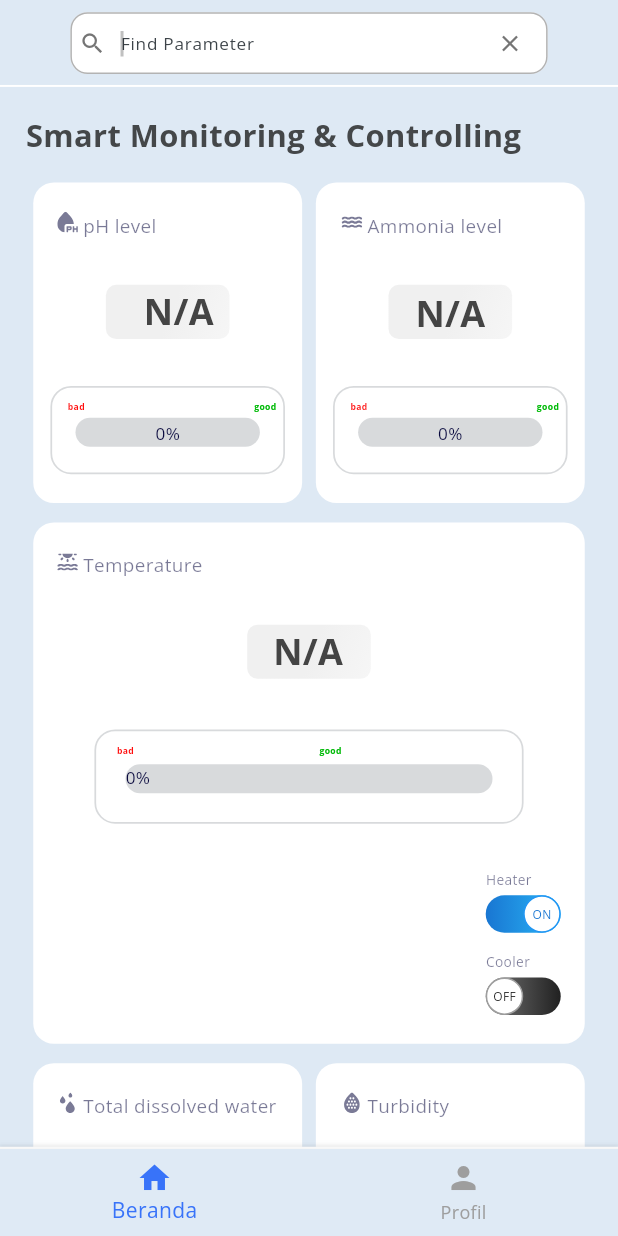
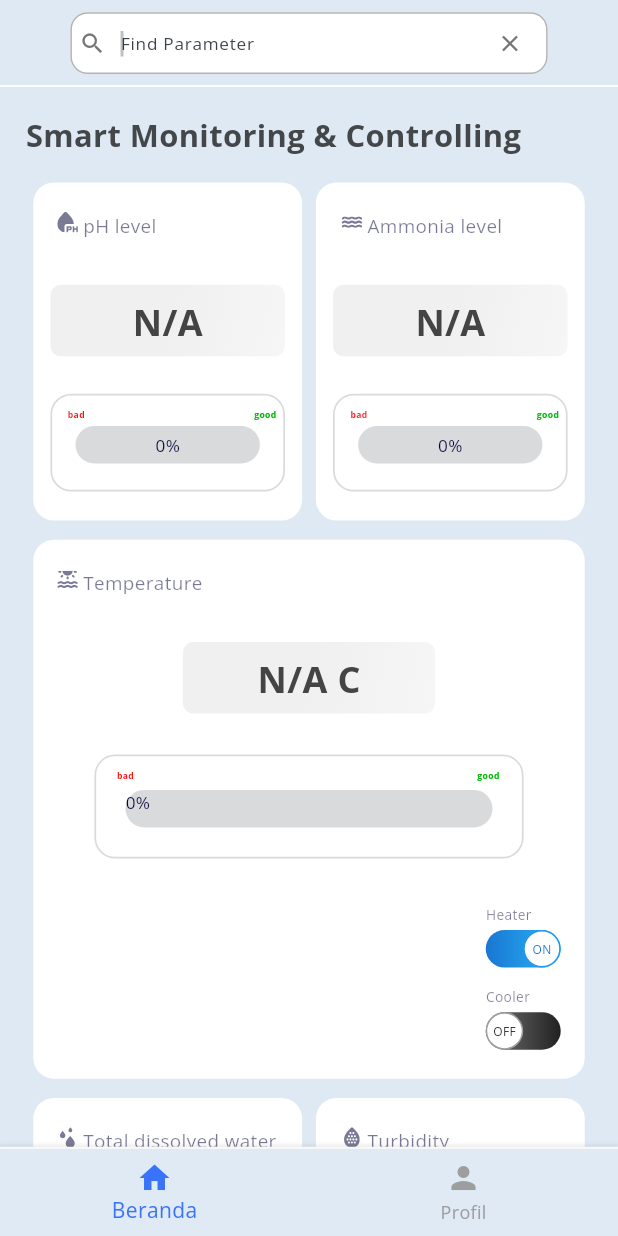
Before and after one commit to ZaeNau/TA-Capstone-Project_AquaKoi, a Flutter app: the DashboardScreen screen opened by its route, on a phone screen of 412 x 824 dp. Run offline on Flutter 3.47's test engine with Material 3 defaults, Android fonts, the phone set to English and light mode, and no system bars; drawn by our look-alikes of getwidget; our stand-ins replace cached_network_image, firebase_auth, firebase_core, firebase_database, flutter_svg, fluttertoast and 4 more; accounts and stored records are empty.

Commit message:
update interface dashboard

```diff
--- a/AquaKoi-main/lib/Presentation/dashboard_screen.dart
+++ b/AquaKoi-main/lib/Presentation/dashboard_screen.dart
@@ -296,16 +296,16 @@ Widget _buildTemperature(BuildContext context) {
           ),
           SizedBox(height: 24.v),
           SizedBox(
-            height: 28.v,
-            width: 72.h,
+            height: 37.v,
+            width: 147.h,
             child: Stack(
               alignment: Alignment.topLeft,
               children: [
                 Align(
                   alignment: Alignment.center,
                   child: Container(
-                    height: 28.v,
-                    width: 72.h,
+                    height: 37.v,
+                    width: 147.h,
                     decoration: BoxDecoration(
                       borderRadius: BorderRadius.circular(6.h),
                       gradient: LinearGradient(
@@ -320,9 +320,9 @@ Widget _buildTemperature(BuildContext context) {
                   ),
                 ),
                 Align(
-                  alignment: Alignment.topLeft,
+                  alignment: Alignment.center,
                   child: Padding(
-                    padding: EdgeInsets.only(left: 15.h),
+                    padding: EdgeInsets.only(),
                     child: Text(
                       "${sensorData['Suhu'] ?? 'N/A'} C",
                       style: theme.textTheme.titleLarge,
@@ -364,10 +364,10 @@ Widget _buildTemperature(BuildContext context) {
                           Padding(
                             padding: EdgeInsets.symmetric(horizontal: 5, vertical: 5),
                             child: Container(
-                              height: 15.v,
+                              height: 20.v,
                               child: GFProgressBar(
                                 percentage: suhuPercentage.clamp(0.0, 1.0),
-                                lineHeight: 30,
+                                lineHeight: 25,
                                 backgroundColor: appTheme.blueGray100,
                                 progressBarColor: appTheme.Red1,
                                 animation: true,
@@ -488,16 +488,16 @@ Widget _buildPH(BuildContext context) {
         ),
         SizedBox(height: 24.v),
         SizedBox(
-          height: 28.v,
-          width: 72.h,
+          height: 37.v,
+          width: 147.h,
           child: Stack(
             alignment: Alignment.topLeft,
             children: [
               Align(
                 alignment: Alignment.center,
                 child: Container(
-                  height: 28.v,
-                  width: 72.h,
+                  height: 37.v,
+                  width: 147.h,
                   decoration: BoxDecoration(
                     borderRadius: BorderRadius.circular(6.h),
                     gradient: LinearGradient(
@@ -512,9 +512,9 @@ Widget _buildPH(BuildContext context) {
                 ),
               ),
               Align(
-                alignment: Alignment.topLeft,
+                alignment: Alignment.center,
                 child: Padding(
-                  padding: EdgeInsets.only(left: 22.h),
+                  padding: EdgeInsets.only(),
                   child: Text(
                     "${sensorData['ph'] ?? 'N/A'}",
                     style: theme.textTheme.titleLarge,
@@ -554,10 +554,10 @@ Widget _buildPH(BuildContext context) {
                       Padding(
                         padding: EdgeInsets.symmetric(horizontal: 1, vertical: 3),
                         child: Container(
-                          height: 15.v,
+                          height: 20.v,
                           child: GFProgressBar(
                             percentage: phPercentageClamped,
-                            lineHeight: 30,
+                            lineHeight: 25,
                             backgroundColor: appTheme.blueGray100,
                             progressBarColor: appTheme.greenA700,
                             animation: true,
@@ -630,16 +630,16 @@ Widget _buildAmmonia(BuildContext context) {
         ),
         SizedBox(height: 24.v),
         Container(
-          height: 28.v,
-          width: 72.h,
+          height: 37.v,
+          width: 147.h,
           child: Stack(
             alignment: Alignment.topLeft,
             children: [
               Align(
                 alignment: Alignment.center,
                 child: Container(
-                  height: 28.v,
-                  width: 72.h,
+                  height: 37.v,
+                  width: 147.h,
                   decoration: BoxDecoration(
                     borderRadius: BorderRadius.circular(6.h),
                     gradient: LinearGradient(
@@ -696,10 +696,10 @@ Widget _buildAmmonia(BuildContext context) {
                       Padding(
                         padding: EdgeInsets.symmetric(horizontal: 1, vertical: 3),
                         child: Container(
-                          height: 15.v,
+                          height: 20.v,
                           child: GFProgressBar(
                             percentage: ammoniaPercentageClamped,
-                            lineHeight: 30,
+                            lineHeight: 25,
                             backgroundColor: appTheme.blueGray100,
                             progressBarColor: appTheme.Red1,
                             animation: true,
@@ -772,16 +772,16 @@ Widget _buildTDS(BuildContext context) {
         ),
         SizedBox(height: 24.v),
         Container(
-          height: 28.v,
-          width: 72.h,
+          height: 37.v,
+          width: 147.h,
           child: Stack(
-            alignment: Alignment.topLeft,
+            alignment: Alignment.center,
             children: [
               Align(
                 alignment: Alignment.center,
                 child: Container(
-                  height: 28.v,
-                  width: 72.h,
+                  height: 37.v,
+                  width: 147.h,
                   decoration: BoxDecoration(
                     borderRadius: BorderRadius.circular(6.h),
                     gradient: LinearGradient(
@@ -838,10 +838,10 @@ Widget _buildTDS(BuildContext context) {
                       Padding(
                         padding: EdgeInsets.symmetric(horizontal: 1, vertical: 3),
                         child: Container(
-                          height: 15.v,
+                          height: 20.v,
                           child: GFProgressBar(
                             percentage: tdsPercentageClamped,
-                            lineHeight: 30,
+                            lineHeight: 25,
                             backgroundColor: appTheme.blueGray100,
                             progressBarColor: appTheme.greenA700,
                             animation: true,
@@ -942,16 +942,16 @@ Widget _buildTurbidity(BuildContext context) {
         ),
         SizedBox(height: 24.v),
         SizedBox(
-          height: 28.v,
-          width: 72.h,
+          height: 37.v,
+          width: 147.h,
           child: Stack(
-            alignment: Alignment.topLeft,
+            alignment: Alignment.center,
             children: [
               Align(
                 alignment: Alignment.center,
                 child: Container(
-                  height: 28.v,
-                  width: 72.h,
+                  height: 37.v,
+                  width: 147.h,
                   decoration: BoxDecoration(
                     borderRadius: BorderRadius.circular(6.h),
                     gradient: LinearGradient(
@@ -1005,10 +1005,10 @@ Widget _buildTurbidity(BuildContext context) {
                       Padding(
                         padding: EdgeInsets.symmetric(horizontal: 1, vertical: 3),
                         child: Container(
-                          height: 15.v,
+                          height: 20.v,
                           child: GFProgressBar(
                             percentage: turbidityPercentageClamped,
-                            lineHeight: 30,
+                            lineHeight: 25,
                             backgroundColor: appTheme.blueGray100,
                             progressBarColor: appTheme.amber700,
                             animation: true,
@@ -1124,7 +1124,7 @@ Widget _buildTurbidity(BuildContext context) {
     required String good,
   }) {
     return SizedBox(
-      width: 131.h,
+      width: 223.h,
       child: Row(
         mainAxisAlignment: MainAxisAlignment.spaceBetween,
         children: [
--- a/AquaKoi-main/lib/Presentation/edit_profile_screen.dart
+++ b/AquaKoi-main/lib/Presentation/edit_profile_screen.dart
@@ -179,7 +179,6 @@ class _EditProfileScreenState extends State<EditProfileScreen> {
           hintText: hint,
           textInputType: inputType,
           obscureText: obscureText,
-          textStyle: TextStyle(color: Colors.black), // Set text color to black
           onFieldSubmitted: (_) {},
         ),
       ],
```
Also changed, not shown: AquaKoi-main/pubspec.lock.
